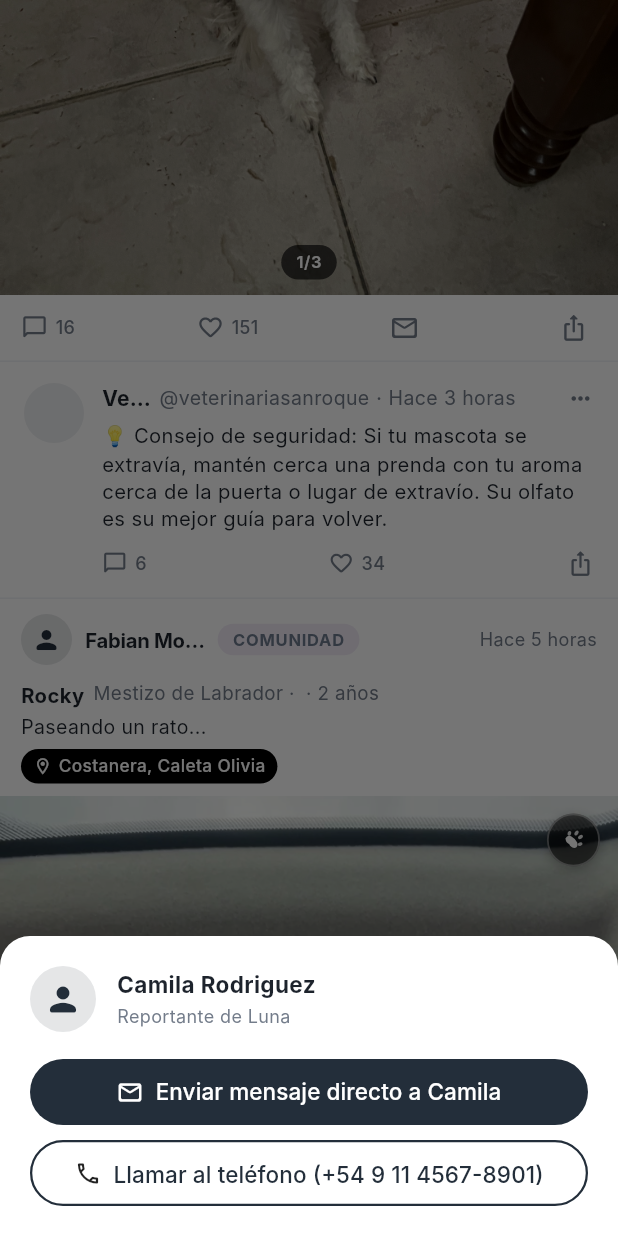
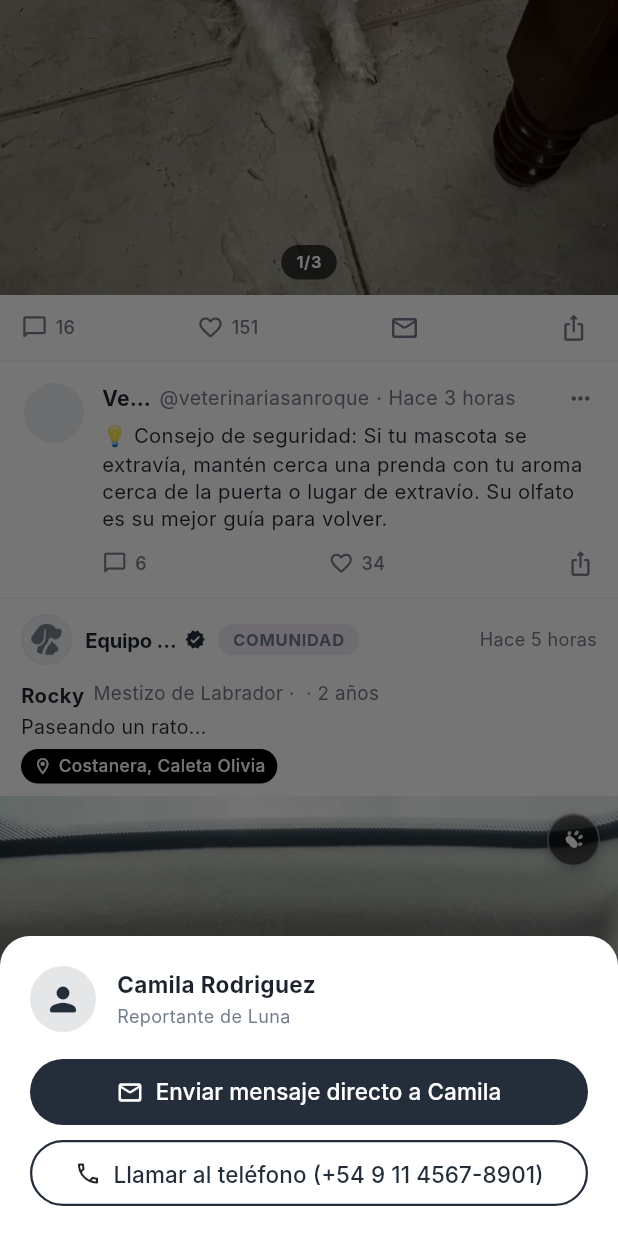
Before and after one commit to fabianmolinaaa/Yago, a Flutter app: the screen it shows once a user with an empty profile is signed in, scrolled down 576 dp, after a tap on the "mail outline" icon, on a phone screen of 412 x 824 dp. Run offline on Flutter 3.47's test engine with Material 3 defaults, Android fonts, the phone set to English and light mode, and no system bars; our stand-ins replace firebase_auth, firebase_core, firebase_storage, image_picker; accounts and stored records are empty; network calls fail; Roboto replaces fonts that are missing (Inter).

Commit message:
HU-S1-01: feat(feed): identifica publicaciones comunitarias con logo y autoria de Equipo Yago

```diff
--- a/lib/screens/home/feed_tab.dart
+++ b/lib/screens/home/feed_tab.dart
@@ -456,11 +456,14 @@ class _FeedTabState extends State<FeedTab> {
                       tags: pet.tags,
                       storyText: pet.storyText,
                       description: pet.description,
-                      authorName: pet.contactName.isNotEmpty
+                      authorName: pet.status == YagoPetStatus.community
+                          ? 'Equipo Yago'
+                          : (pet.contactName.isNotEmpty
                               ? pet.contactName
-                          : 'Comunidad Yago',
-                      authorHandle:
-                          '@${pet.contactName.toLowerCase().replaceAll(' ', '').replaceAll('.', '')}',
+                              : 'Comunidad Yago'),
+                      authorHandle: pet.status == YagoPetStatus.community
+                          ? '@yago.app'
+                          : '@${pet.contactName.toLowerCase().replaceAll(' ', '').replaceAll('.', '')}',
                       commentsCount: 8 + (pet.name.length * 2),
                       sharesCount: 15 + (pet.name.length * 3),
                       likesCount: 95 + (pet.name.length * 14),
@@ -499,6 +502,14 @@ class _FeedTabState extends State<FeedTab> {
   }
 
   void _showContactModal(BuildContext context, Pet pet) {
+    final isCommunity = pet.status == YagoPetStatus.community;
+    final contactTitle = isCommunity
+        ? 'Equipo Yago'
+        : (pet.contactName.isNotEmpty ? pet.contactName : 'Dueño / Reportante');
+    final contactSubtitle = isCommunity
+        ? 'Equipo oficial de la comunidad Yago'
+        : 'Reportante de ${pet.name}';
+
     showModalBottomSheet(
       context: context,
       backgroundColor: Colors.white,
@@ -518,6 +529,22 @@ class _FeedTabState extends State<FeedTab> {
               children: [
                 Row(
                   children: [
+                    if (isCommunity)
+                      Container(
+                        width: 44,
+                        height: 44,
+                        decoration: BoxDecoration(
+                          color: AppColors.primaryTint,
+                          shape: BoxShape.circle,
+                          border: Border.all(
+                            color: AppColors.border,
+                            width: 1,
+                          ),
+                        ),
+                        padding: const EdgeInsets.all(6),
+                        child: const YagoLogoIcon(size: 26),
+                      )
+                    else
                       CircleAvatar(
                         radius: 22,
                         backgroundColor: AppColors.primary.withValues(
@@ -534,20 +561,33 @@ class _FeedTabState extends State<FeedTab> {
                       child: Column(
                         crossAxisAlignment: CrossAxisAlignment.start,
                         children: [
-                          Text(
-                            pet.contactName.isNotEmpty
-                                ? pet.contactName
-                                : 'Dueño / Reportante',
+                          Row(
+                            children: [
+                              Flexible(
+                                child: Text(
+                                  contactTitle,
                                   style: const TextStyle(
                                     fontFamily: 'Inter',
                                     fontSize: 15,
                                     fontWeight: FontWeight.bold,
                                     color: AppColors.textPrimary,
                                   ),
+                                  overflow: TextOverflow.ellipsis,
+                                ),
+                              ),
+                              if (isCommunity) ...[
+                                const SizedBox(width: 4),
+                                const Icon(
+                                  Icons.verified_rounded,
+                                  size: 16,
+                                  color: AppColors.primary,
+                                ),
+                              ],
+                            ],
                           ),
                           const SizedBox(height: 2),
                           Text(
-                            'Reportante de ${pet.name}',
+                            contactSubtitle,
                             style: const TextStyle(
                               fontFamily: 'Inter',
                               fontSize: 12,
@@ -563,8 +603,9 @@ class _FeedTabState extends State<FeedTab> {
                 SizedBox(
                   width: double.infinity,
                   child: YagoButton(
-                    text:
-                        'Enviar mensaje directo a ${pet.contactName.isNotEmpty ? pet.contactName.split(' ').first : 'Dueño'}',
+                    text: isCommunity
+                        ? 'Enviar mensaje directo al equipo de Yago'
+                        : 'Enviar mensaje directo a ${pet.contactName.isNotEmpty ? pet.contactName.split(' ').first : 'Dueño'}',
                     icon: const Icon(
                       Icons.mail_outline_rounded,
                       color: Colors.white,
@@ -575,7 +616,9 @@ class _FeedTabState extends State<FeedTab> {
                       ScaffoldMessenger.of(context).showSnackBar(
                         SnackBar(
                           content: Text(
-                            'Mensaje directo iniciado con ${pet.contactName}',
+                            isCommunity
+                                ? 'Mensaje directo iniciado con el Equipo de Yago'
+                                : 'Mensaje directo iniciado con ${pet.contactName}',
                           ),
                           backgroundColor: AppColors.textPrimary,
                         ),
@@ -610,6 +653,10 @@ class _FeedTabState extends State<FeedTab> {
   }
 
   Widget _buildCommunityPostCard(FeedPost post) {
+    final isYagoOfficial = post.authorName == 'Comunidad Yago' ||
+        post.authorName == 'Equipo Yago' ||
+        post.authorAvatar == null;
+
     return Container(
       decoration: const BoxDecoration(
         color: Colors.white,
@@ -621,22 +668,27 @@ class _FeedTabState extends State<FeedTab> {
       child: Row(
         crossAxisAlignment: CrossAxisAlignment.start,
         children: [
+          if (post.authorAvatar != null)
             CircleAvatar(
               radius: 20,
               backgroundColor: AppColors.community.withValues(alpha: 0.12),
-            backgroundImage: post.authorAvatar != null
-                ? NetworkImage(post.authorAvatar!)
-                : null,
-            onBackgroundImageError: post.authorAvatar != null
-                ? (_, _) {}
-                : null,
-            child: post.authorAvatar == null
-                ? const Icon(
-                    Icons.person_rounded,
-                    size: 22,
-                    color: AppColors.community,
+              backgroundImage: NetworkImage(post.authorAvatar!),
+              onBackgroundImageError: (_, _) {},
             )
-                : null,
+          else
+            Container(
+              width: 40,
+              height: 40,
+              decoration: BoxDecoration(
+                color: AppColors.primaryTint,
+                shape: BoxShape.circle,
+                border: Border.all(
+                  color: AppColors.border,
+                  width: 1,
+                ),
+              ),
+              padding: const EdgeInsets.all(5),
+              child: const YagoLogoIcon(size: 24),
             ),
           const SizedBox(width: 12),
           Expanded(
@@ -657,9 +709,19 @@ class _FeedTabState extends State<FeedTab> {
                         overflow: TextOverflow.ellipsis,
                       ),
                     ),
+                    if (isYagoOfficial) ...[
+                      const SizedBox(width: 4),
+                      const Icon(
+                        Icons.verified_rounded,
+                        size: 14,
+                        color: AppColors.primary,
+                      ),
+                    ],
                     const SizedBox(width: 4),
                     Text(
-                      '@${post.authorName.toLowerCase().replaceAll(' ', '')}',
+                      isYagoOfficial
+                          ? '@yago.app'
+                          : '@${post.authorName.toLowerCase().replaceAll(' ', '')}',
                       style: const TextStyle(
                         fontFamily: 'Inter',
                         color: AppColors.twitterHandle,
--- a/lib/screens/pet_detail/pet_detail_screen.dart
+++ b/lib/screens/pet_detail/pet_detail_screen.dart
@@ -46,6 +46,19 @@ class _PetDetailScreenState extends State<PetDetailScreen> {
           children: [
             Row(
               children: [
+                if (_pet.status == YagoPetStatus.community)
+                  Container(
+                    width: 48,
+                    height: 48,
+                    decoration: BoxDecoration(
+                      color: AppColors.primaryTint,
+                      shape: BoxShape.circle,
+                      border: Border.all(color: AppColors.border),
+                    ),
+                    padding: const EdgeInsets.all(8),
+                    child: const YagoLogoIcon(size: 28),
+                  )
+                else
                   CircleAvatar(
                     radius: 24,
                     backgroundColor: AppColors.primary.withValues(alpha: 0.1),
@@ -56,18 +69,42 @@ class _PetDetailScreenState extends State<PetDetailScreen> {
                   child: Column(
                     crossAxisAlignment: CrossAxisAlignment.start,
                     children: [
-                      Text(
-                        _pet.contactName,
+                      Row(
+                        children: [
+                          Flexible(
+                            child: Text(
+                              _pet.status == YagoPetStatus.community
+                                  ? 'Equipo Yago'
+                                  : _pet.contactName,
                               style: const TextStyle(
                                 fontSize: 17,
                                 fontWeight: FontWeight.bold,
                                 color: AppColors.textPrimary,
                               ),
+                              overflow: TextOverflow.ellipsis,
+                            ),
+                          ),
+                          if (_pet.status == YagoPetStatus.community) ...[
+                            const SizedBox(width: 4),
+                            const Icon(
+                              Icons.verified_rounded,
+                              size: 16,
+                              color: AppColors.primary,
+                            ),
+                          ],
+                        ],
                       ),
                       const SizedBox(height: 2),
                       Text(
-                        _pet.isUserOwner ? 'Dueño de la mascota' : 'Persona que reportó',
-                        style: const TextStyle(fontSize: 13, color: AppColors.textSecondary),
+                        _pet.status == YagoPetStatus.community
+                            ? 'Equipo oficial de la comunidad Yago'
+                            : (_pet.isUserOwner
+                                ? 'Dueño de la mascota'
+                                : 'Persona que reportó'),
+                        style: const TextStyle(
+                          fontSize: 13,
+                          color: AppColors.textSecondary,
+                        ),
                       ),
                     ],
                   ),
--- a/lib/services/mock_data_service.dart
+++ b/lib/services/mock_data_service.dart
@@ -45,7 +45,7 @@ class MockDataService {
           'Paseando un rato...',
       imageUrl: 'assets/images/IMG_4178.JPG',
       tags: ['Pelaje negro', 'Pecho blanco', 'Muy sociable'],
-      contactName: 'Fabian Molina',
+      contactName: 'Equipo Yago',
       contactPhone: '+54 9 11 5566-7788',
       latitude: -34.5614,
       longitude: -58.4563,
--- a/lib/widgets/common/pet_card.dart
+++ b/lib/widgets/common/pet_card.dart
@@ -4,6 +4,7 @@ import '../../utils/design_system.dart';
 import 'animated_paw_icon.dart';
 import 'yago_badge.dart';
 import 'yago_button.dart';
+import 'yago_logo.dart';
 
 /// Card de publicación de mascota con diseño estilo Instagram/Twitter optimizado para Yago.
 class PetCard extends StatefulWidget {
@@ -94,7 +95,10 @@ class _PetCardState extends State<PetCard> {
 
   @override
   Widget build(BuildContext context) {
-    final author = widget.authorName ?? 'Comunidad Yago';
+    final isCommunity = widget.status == YagoPetStatus.community;
+    final author = isCommunity
+        ? 'Equipo Yago'
+        : (widget.authorName ?? 'Comunidad Yago');
 
     // Separar ubicación y tiempo si viene con " · " (ej: "Palermo, CABA · Hace 2 horas")
     final parts = widget.locationAndTime.split(' · ');
@@ -121,11 +125,29 @@ class _PetCardState extends State<PetCard> {
             ),
             child: Row(
               children: [
+                if (isCommunity)
+                  Container(
+                    width: 34,
+                    height: 34,
+                    decoration: BoxDecoration(
+                      color: AppColors.primaryTint,
+                      shape: BoxShape.circle,
+                      border: Border.all(
+                        color: AppColors.border,
+                        width: 1,
+                      ),
+                    ),
+                    padding: const EdgeInsets.all(4),
+                    child: const YagoLogoIcon(size: 20),
+                  )
+                else
                   CircleAvatar(
                     radius: 17,
                     backgroundColor: AppColors.primary.withValues(alpha: 0.12),
                     backgroundImage: widget.authorAvatar != null
-                      ? NetworkImage(widget.authorAvatar!)
+                        ? (widget.authorAvatar!.startsWith('assets/')
+                            ? AssetImage(widget.authorAvatar!) as ImageProvider
+                            : NetworkImage(widget.authorAvatar!))
                         : null,
                     child: widget.authorAvatar == null
                         ? const Icon(
@@ -137,6 +159,10 @@ class _PetCardState extends State<PetCard> {
                   ),
                 const SizedBox(width: 9),
                 Flexible(
+                  child: Row(
+                    mainAxisSize: MainAxisSize.min,
+                    children: [
+                      Flexible(
                         child: Text(
                           author,
                           style: const TextStyle(
@@ -147,6 +173,17 @@ class _PetCardState extends State<PetCard> {
                             letterSpacing: -0.2,
                           ),
                           overflow: TextOverflow.ellipsis,
+                        ),
+                      ),
+                      if (isCommunity) ...[
+                        const SizedBox(width: 4),
+                        const Icon(
+                          Icons.verified_rounded,
+                          size: 14,
+                          color: AppColors.primary,
+                        ),
+                      ],
+                    ],
                   ),
                 ),
                 const SizedBox(width: 8),
```
Also changed, not shown: 1 other file. Lines whose indentation alone changed are shown as unchanged.
